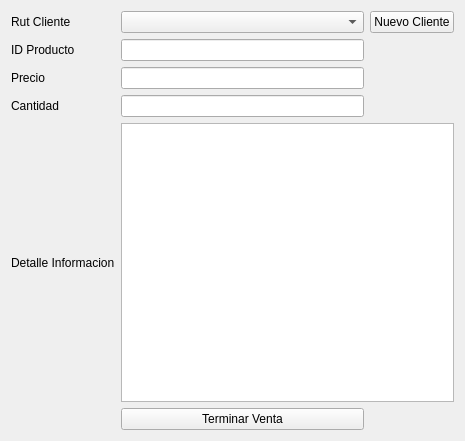
Old version of the form Proyecto/Modulo_Venta/Form_ventas.ui in the repository PaulaCanales/Proyecto_Ventas.
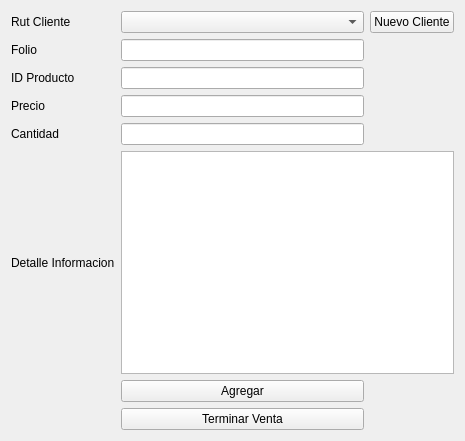
New version of the form.

Commit message: Ventas c/model

Diff of the .ui file:
```diff
--- a/Proyecto/Modulo_Venta/Form_ventas.ui
+++ b/Proyecto/Modulo_Venta/Form_ventas.ui
@@ -31,44 +31,61 @@
      </property>
     </widget>
    </item>
-   <item row="1" column="0">
+   <item row="2" column="0">
     <widget class="QLabel" name="label_5">
      <property name="text">
       <string>ID Producto</string>
      </property>
     </widget>
    </item>
-   <item row="1" column="1">
+   <item row="2" column="1">
     <widget class="QLineEdit" name="id_prod"/>
    </item>
-   <item row="2" column="0">
+   <item row="3" column="0">
     <widget class="QLabel" name="label_2">
      <property name="text">
       <string>Precio</string>
      </property>
     </widget>
    </item>
-   <item row="2" column="1">
+   <item row="3" column="1">
     <widget class="QLineEdit" name="precio"/>
    </item>
-   <item row="3" column="0">
+   <item row="4" column="0">
     <widget class="QLabel" name="label_4">
      <property name="text">
       <string>Cantidad</string>
      </property>
     </widget>
    </item>
-   <item row="3" column="1">
+   <item row="4" column="1">
     <widget class="QLineEdit" name="cantidad"/>
    </item>
-   <item row="4" column="0">
+   <item row="5" column="0">
     <widget class="QLabel" name="label_3">
      <property name="text">
       <string>Detalle Informacion</string>
      </property>
     </widget>
    </item>
-   <item row="4" column="1" colspan="2">
+   <item row="1" column="0">
+    <widget class="QLabel" name="label_6">
+     <property name="text">
+      <string>Folio</string>
+     </property>
+    </widget>
+   </item>
+   <item row="1" column="1">
+    <widget class="QLineEdit" name="folio"/>
+   </item>
+   <item row="6" column="1">
+    <widget class="QPushButton" name="pushButton_2">
+     <property name="text">
+      <string>Agregar</string>
+     </property>
+    </widget>
+   </item>
+   <item row="5" column="1" colspan="2">
     <widget class="QTableView" name="grilla_prod">
      <property name="alternatingRowColors">
       <bool>true</bool>
@@ -84,7 +101,7 @@
      </property>
     </widget>
    </item>
-   <item row="5" column="1">
+   <item row="7" column="1">
     <widget class="QPushButton" name="venta">
      <property name="text">
       <string>Terminar Venta</string>
```
The commit also changes 6 other files.
